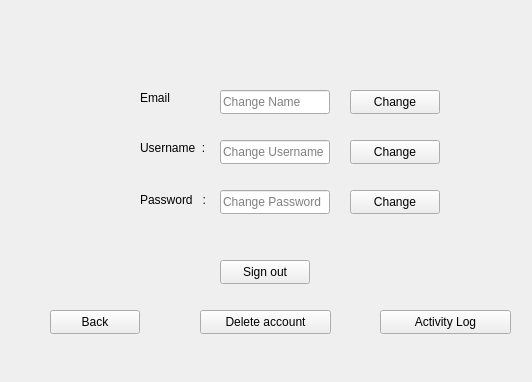
Above: forms/profilewindow.ui from shwaygrr/cmz-banking before the change. Below: the same form after it.
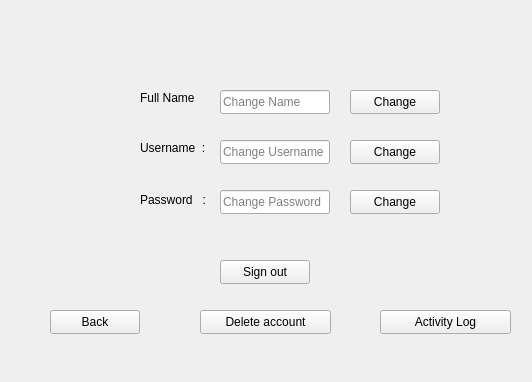
That is the form after the change.

Commit message: email label name change

```diff
--- a/forms/profilewindow.ui
+++ b/forms/profilewindow.ui
@@ -95,7 +95,7 @@
      </rect>
     </property>
     <property name="text">
-     <string>Email</string>
+     <string>Full Name</string>
     </property>
    </widget>
    <widget class="QLineEdit" name="profile_input_fullname">
```
